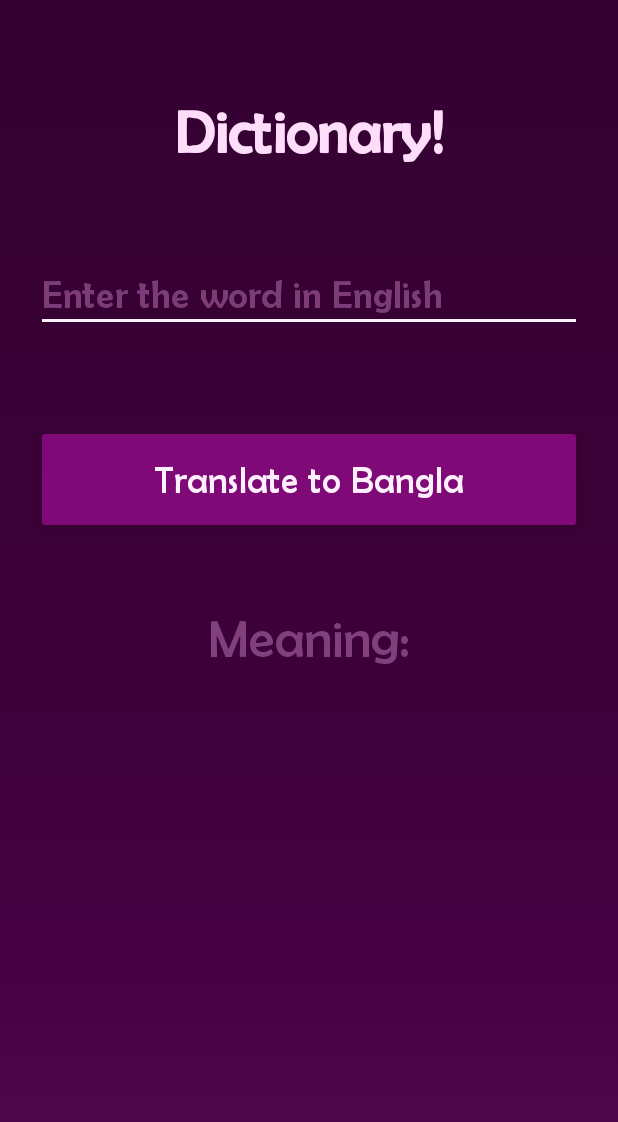
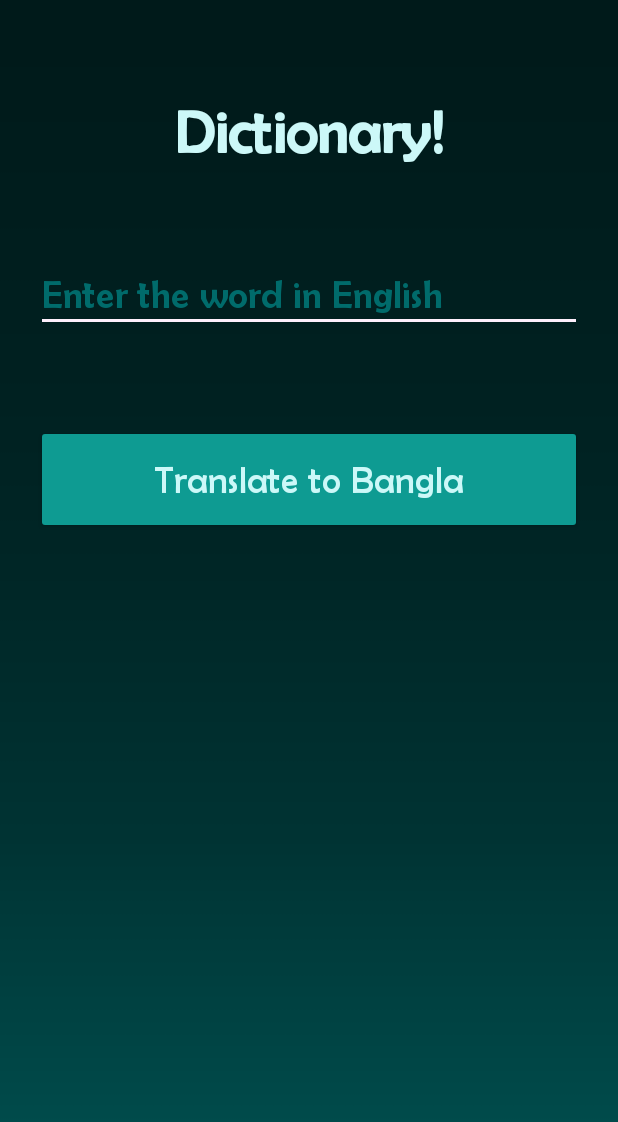
Before and after one commit to fablihaanber/English-to-Bangla-Dictionary-Perfect-hashing, an Android app: the screen it shows after launch (MainActivity), after a tap on "Translate to Bangla", on a phone screen of 412 x 824 dp. Shown: the top 1122 px of the screen. Run offline under Robolectric (Android 15) with nearby library versions, the phone set to English and light mode, and no system bars; 5 statements that could not run were skipped.

Commit message:
Some changes to graphics is made, unnecessary comments are commented out ...

```diff
--- a/app/src/main/java/com/example/dictionaryusingperfecthashing/MainActivity.java
+++ b/app/src/main/java/com/example/dictionaryusingperfecthashing/MainActivity.java
@@ -1,30 +1,15 @@
 package com.example.dictionaryusingperfecthashing;
-
-import androidx.annotation.RequiresApi;
 import androidx.appcompat.app.AppCompatActivity;
-
-import android.os.Build;
 import android.os.Bundle;
 import android.view.View;
 import android.widget.Button;
 import android.widget.EditText;
-import android.widget.SearchView;
 import android.widget.TextView;
-import android.widget.Toast;
-
-import com.example.dictionaryusingperfecthashing.R;
-
 import org.json.JSONArray;
 import org.json.JSONException;
-import org.json.JSONObject;
-
 import java.io.IOException;
 import java.io.InputStream;
-import java.lang.reflect.Array;
 import java.math.BigInteger;
-import java.util.ArrayList;
-import java.util.Arrays;
-import java.util.List;
 
 class WordList{
     int size; //total size of json file or total words contained in it
@@ -38,14 +23,6 @@ class Hashtable{
     int length;
 
     Hashtable(int length){
-        this.length = length;
-    }
-
-    public int getLength() {
-        return length;
-    }
-
-    public void setLength(int length) {
         this.length = length;
     }
 
@@ -81,18 +58,6 @@ class Word{
 
     public String getEn() {
         return en;
-    }
-
-    public void setEn(String en) {
-        this.en = en;
-    }
-
-    public String getBn() {
-        return bn;
-    }
-
-    public void setBn(String bn) {
-        this.bn = bn;
     }
 
     public int getPrimaryHash() {
@@ -163,13 +128,8 @@ public class MainActivity extends AppCompatActivity {
                 word[i] = new Word(en,bn);  //assigning the values of en and bn to attributes en and bn of class word
 
             }
-            String c = word[1036].getEn();
-
-
 
             generateHashTable(dictionary.size);
-
-
 
         }catch (IOException e){
             e.printStackTrace();
@@ -177,30 +137,26 @@ public class MainActivity extends AppCompatActivity {
             e.printStackTrace();
         }
 
-
-
-
         translate.setOnClickListener(new View.OnClickListener() {
             @Override
             public void onClick(View v) {
                 inputText[0] =input.getText().toString().toLowerCase();  //getting input from the text field
-                long stringKey = stringToNumber(inputText[0]);
-                long firstKey = getFirstKey(inputText[0]);
-                int primaryHash = getPrimaryHash(inputText[0],dictionary.size);
-                String str = String.valueOf(primaryHash);
                 String theWord = search(inputText[0],dictionary.size);
-                foundWord.setText(theWord);
-                foundWord.setVisibility(View.VISIBLE);
-                MeaningWord.setVisibility(View.VISIBLE);
+                if(theWord.equals("")){
+                    foundWord.setText("No word found");
+
+                }
+                else{
+                    foundWord.setText(theWord);
+                    foundWord.setVisibility(View.VISIBLE);
+                    MeaningWord.setVisibility(View.VISIBLE);
+                }
 
 
             }
         });
 
-
     }
-
-
 
     //this function will convert a word to a number
 
@@ -212,11 +168,7 @@ public class MainActivity extends AppCompatActivity {
             stringKey = ((stringKey*base)%prime+string.charAt(i))%prime;  //like cat = 99*256^2+97*256^1+116*256^0
 
         }
-
-
         return stringKey;
-
-
     }
 
     long getFirstKey(String string){
@@ -225,10 +177,7 @@ public class MainActivity extends AppCompatActivity {
         random_a = (long) (1+ Math.floor(Math.random()*(prime-1)));
         random_b = (long) Math.floor(Math.random()*prime);
 
-
-
         //if the hash table is being generated
-
         if(this.initiala == -1  || this.initialb == -1){
             this.initiala=random_a;
             this.initialb=random_b;
@@ -248,7 +197,7 @@ public class MainActivity extends AppCompatActivity {
         BigInteger ak = a.multiply(stringk);
         BigInteger akplusb = ak.add(b);
         BigInteger p =BigInteger.valueOf(prime);
-        BigInteger Bigfirskey = akplusb.mod(p);  //ak+b
+        BigInteger Bigfirskey = akplusb.mod(p);  //(ak+b)%p
         long firstkey = Bigfirskey.longValue();
 
 
@@ -258,11 +207,9 @@ public class MainActivity extends AppCompatActivity {
         long firstkey = this.getFirstKey(string);
         BigInteger BigfirstKey = BigInteger.valueOf(firstkey);
         BigInteger dictionarysize = BigInteger.valueOf(m);
-        BigInteger BigprimaryHash = BigfirstKey.mod(dictionarysize);
+        BigInteger BigprimaryHash = BigfirstKey.mod(dictionarysize);  //((ak+b)%p)%m
         int primaryHash = BigprimaryHash.intValue();
 
-
-        //int primaryHash = (int)firstkey%m; //((ak+b)%p)%m where m is the size of the dictionary
         return primaryHash;
     }
 
@@ -279,7 +226,6 @@ public class MainActivity extends AppCompatActivity {
         BigInteger p =BigInteger.valueOf(prime);
         BigInteger Bigsecondkey = ak1plusb.mod(p);  //(ak'+b)%p
         long secondkey = Bigsecondkey.longValue();
-
 
         return secondkey;
 
@@ -304,19 +250,16 @@ public class MainActivity extends AppCompatActivity {
     void generateHashTable(int dictionarySizey) {
 
         int dictionarySize = dictionarySizey;
-
-        //int[] count; //Count  will measure how many collisions are there where the keys have the same primary hash
         int maximumCollisions=0;
-
+        //Count  will measure how many collisions are there where the keys have the same primary hash
         count = new int[dictionarySize];
 
         for(int i=0;i<dictionarySize;i++){
-            count[i] = 0;
+            count[i] = 0;  // Initializing the count array
         }
 
         hashtable = new Hashtable[dictionarySize];
-        int[][] arrayCollidedWords = new int[dictionarySize][500]; //this array will store the indices of collided keys for that particullar hash function and the space 500 is specified randomly to avoid null reference
-
+        int[][] arrayCollidedWords = new int[dictionarySize][500]; //this array will store the indices of collided keys for that particular hash function and the space 500 is specified randomly to avoid null reference
 
         //looping through the indices of saved keys of dictionary
         for(int i=0;i<dictionarySize;i++){
@@ -336,18 +279,8 @@ public class MainActivity extends AppCompatActivity {
 
         }
 
-        Toast.makeText(getApplicationContext(),word[1212].en,Toast.LENGTH_LONG).show();
-
-        int max = 0;
-
-
         int size = maximumCollisions*maximumCollisions;
         hash_arr = new int[dictionarySize][size+100];
-
-        String question = "";
-        int mamamama = 0;
-        //int question1 = 0;
-
 
         //looping through the hash indices of the hash table
         for(int j=0;j<dictionarySize;j++){
@@ -355,12 +288,8 @@ public class MainActivity extends AppCompatActivity {
 
             long a,b;
             int m;
-            //int primaryHash = word[j].primaryHash;
-            //SecondaryHashTable[] secondaryHash = new SecondaryHashTable()
-
             int length = count[j]*count[j]; //this length is the size of each slot in the hash table
             hashtable[j] = new Hashtable(length);
-
             m=length;
 
             if(count[j]>=1){
@@ -430,7 +359,6 @@ public class MainActivity extends AppCompatActivity {
             int key = hash_arr[inputPHash][0];
             String string = word[key].en;
             if(string.equals(searchWord)){
-                //Toast.makeText(getApplicationContext(),word[key].bn,Toast.LENGTH_LONG).show();
                 theWord = word[key].bn;
             }
 
@@ -444,7 +372,6 @@ public class MainActivity extends AppCompatActivity {
             int key = hash_arr[inputPHash][inputSHash];
             String string = word[key].en;
             if(string.equals(searchWord)){
-                //Toast.makeText(getApplicationContext(),word[key].bn,Toast.LENGTH_LONG).show();
                 theWord = word[key].bn;
             }
         }
--- a/app/src/main/res/layout/activity_main.xml
+++ b/app/src/main/res/layout/activity_main.xml
@@ -4,11 +4,13 @@
     xmlns:tools="http://schemas.android.com/tools"
     android:layout_width="match_parent"
     android:layout_height="match_parent"
+    tools:context=".MainActivity">
+    <ImageView
+        android:layout_width="match_parent"
+        android:layout_height="match_parent"
+        android:scaleType="centerCrop"
+        android:src="@drawable/background5"/>
 
-
-    android:background="@drawable/loginsignup"
-
-    tools:context=".MainActivity">
     <LinearLayout
         android:layout_width="match_parent"
         android:layout_height="match_parent"
@@ -27,9 +29,8 @@
                 android:layout_width="wrap_content"
                 android:layout_height="wrap_content"
                 android:text="Dictionary!"
-
                 android:fontFamily="@font/berlin_sans_fb_regular"
-                android:textColor=" #fdddf9"
+                android:textColor="#ccf8f8"
                 android:textSize="40sp"
                 android:textStyle="bold"
                 ></TextView>
@@ -44,10 +45,10 @@
             android:textCursorDrawable="@drawable/color_cursor"
             android:layout_width="match_parent"
             android:layout_height="wrap_content"
-            android:textColor="#feeffc"
+            android:textColor="#ccf8f8"
             android:backgroundTint="#feeffc"
             android:hint="Enter the word in English"
-            android:textColorHint="#7b3c77"
+            android:textColorHint="#006b6b"
             android:layout_marginBottom="18dp"
             android:text=""
             android:textSize="26sp"
@@ -69,9 +70,9 @@
             android:text="Translate to Bangla"
             android:fontFamily="@font/berlin_sans_fb_regular"
             android:textSize="25sp"
-            android:textColor="#feeffc"
+            android:textColor="#ccf8f8"
             android:textAllCaps="false"
-            android:backgroundTint="#7E0977"
+            android:backgroundTint="#0e9b92"
             ></Button>
 
         <TextView
@@ -83,7 +84,7 @@
             android:gravity="center"
             android:textSize="35dp"
             android:fontFamily="@font/berlin_sans_fb_regular"
-            android:textColor="#813f7D"
+            android:textColor="#007d7d"
             android:visibility="invisible"
 
             ></TextView>
@@ -95,21 +96,14 @@
             android:layout_marginBottom="24dp"
             android:text=""
             android:gravity="center"
-            android:textSize="35dp"
+            android:textSize="22dp"
             android:fontFamily="@font/berlin_sans_fb_regular"
-            android:textColor="#feeffc"
+            android:textColor="#ccf8f8"
             android:visibility="invisible"
 
             ></TextView>
 
     </LinearLayout>
-    //#40013d
-    <!--
-        <ProgressBar
-            android:id="@+id/progressbar"
-            android:layout_width="wrap_content"
-            android:layout_height="wrap_content"
-            android:layout_centerHorizontal="true"
-            android:layout_centerVertical="true" />-->
+
 
 </RelativeLayout>
```
Also changed, not shown: app/src/main/res/drawable-v24/background.png (added), app/src/main/res/drawable-v24/background2.png (added), app/src/main/res/drawable-v24/background3.png (added), app/src/main/res/drawable-v24/background4.png (added), app/src/main/res/drawable-v24/background5.png (added).
